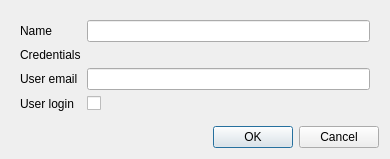
First picture: the form in XYZHubConnector/gui/ui/edit_iml_token_dialog.ui, repository heremaps/xyz-qgis-plugin, before the edit.
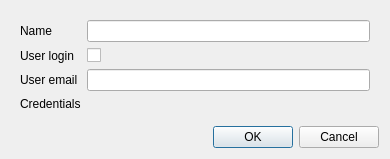
Second picture: the form after the edit. Custom widgets are drawn as their Qt base class.

Commit message: ui: set user login in platform token dialog as default

```diff
--- a/XYZHubConnector/gui/ui/edit_iml_token_dialog.ui
+++ b/XYZHubConnector/gui/ui/edit_iml_token_dialog.ui
@@ -27,24 +27,24 @@
       <item row="0" column="1">
        <widget class="QLineEdit" name="lineEdit_name"/>
       </item>
-      <item row="1" column="0">
+      <item row="3" column="0">
        <widget class="QLabel" name="label_value">
         <property name="text">
          <string>Credentials</string>
         </property>
        </widget>
       </item>
-      <item row="1" column="1">
+      <item row="3" column="1">
        <widget class="QgsFileWidget" name="mQgsFileWidget"/>
       </item>
-      <item row="3" column="0">
+      <item row="1" column="0">
        <widget class="QLabel" name="label_2">
         <property name="text">
          <string>User login</string>
         </property>
        </widget>
       </item>
-      <item row="3" column="1">
+      <item row="1" column="1">
        <widget class="QCheckBox" name="checkBox_user_login">
         <property name="text">
          <string/>
```
The commit also changes 1 other file.
